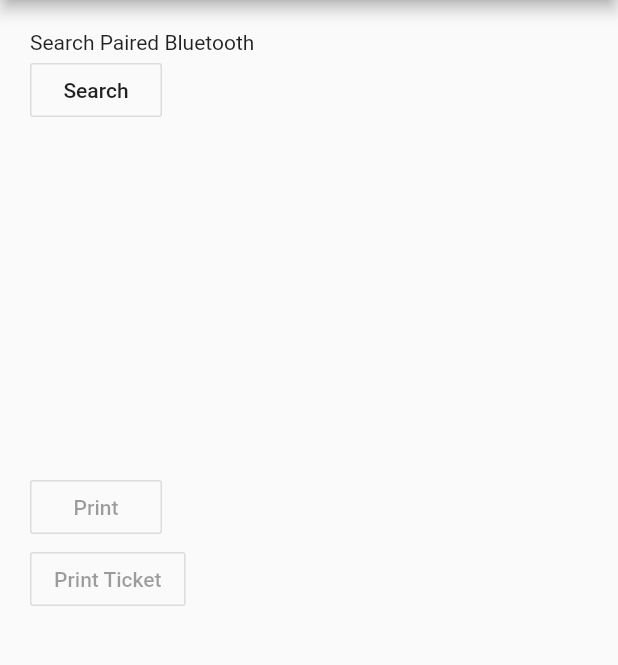
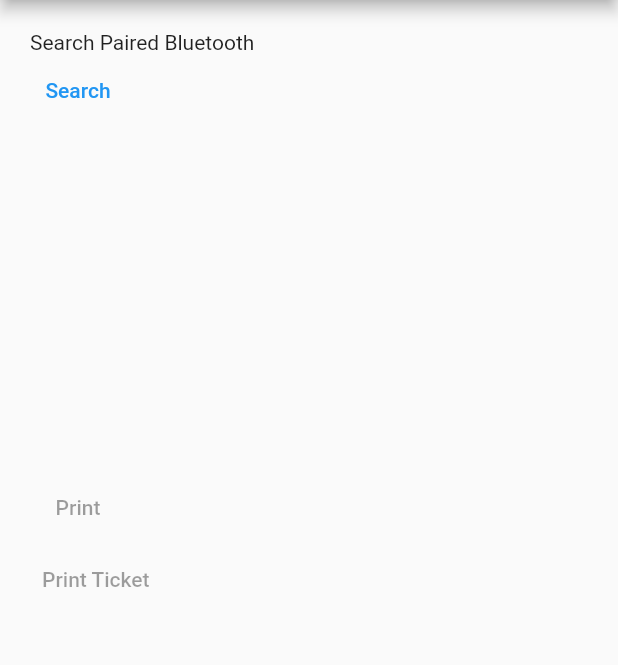
Before and after one commit to Rajath4/BluetoothThermalPrinter, a Flutter app: the screen it shows after launch, on a phone screen of 412 x 824 dp, the part 84-749 px from its top. Run offline on Flutter 3.47's test engine with Material 2 defaults, Android fonts, the phone set to English and light mode, and no system bars; missing offline and left inert: esc_pos_utils.

Commit message:
Added null safety support

```diff
--- a/example/lib/main.dart
+++ b/example/lib/main.dart
@@ -20,7 +20,7 @@ class _MyAppState extends State<MyApp> {
   }
 
   bool connected = false;
-  List availableBluetoothDevices = new List();
+  List availableBluetoothDevices = [];
 
   Future<void> getBluetooth() async {
     final List bluetooths = await BluetoothThermalPrinter.getBluetooths;
@@ -247,7 +247,7 @@ class _MyAppState extends State<MyApp> {
             crossAxisAlignment: CrossAxisAlignment.start,
             children: [
               Text("Search Paired Bluetooth"),
-              OutlineButton(
+              TextButton(
                 onPressed: () {
                   this.getBluetooth();
                 },
@@ -264,7 +264,7 @@ class _MyAppState extends State<MyApp> {
                       onTap: () {
                         String select = availableBluetoothDevices[index];
                         List list = select.split("#");
-                        String name = list[0];
+                        // String name = list[0];
                         String mac = list[1];
                         this.setConnect(mac);
                       },
@@ -277,11 +277,11 @@ class _MyAppState extends State<MyApp> {
               SizedBox(
                 height: 30,
               ),
-              OutlineButton(
+              TextButton(
                 onPressed: connected ? this.printGraphics : null,
                 child: Text("Print"),
               ),
-              OutlineButton(
+              TextButton(
                 onPressed: connected ? this.printTicket : null,
                 child: Text("Print Ticket"),
               ),
--- a/pubspec.yaml
+++ b/pubspec.yaml
@@ -5,7 +5,7 @@ homepage: https://github.com/Rajath4/BluetoothThermalPrinter.git
 repository: https://github.com/Rajath4/BluetoothThermalPrinter.git
 
 environment:
-  sdk: ">=2.7.0 <3.0.0"
+  sdk: '>=2.12.0 <3.0.0'
   flutter: ">=1.20.0"
 
 dependencies:
```
Also changed, not shown: lib/bluetooth_thermal_printer.dart (+15 -15 lines), example/pubspec.lock, pubspec.lock.
